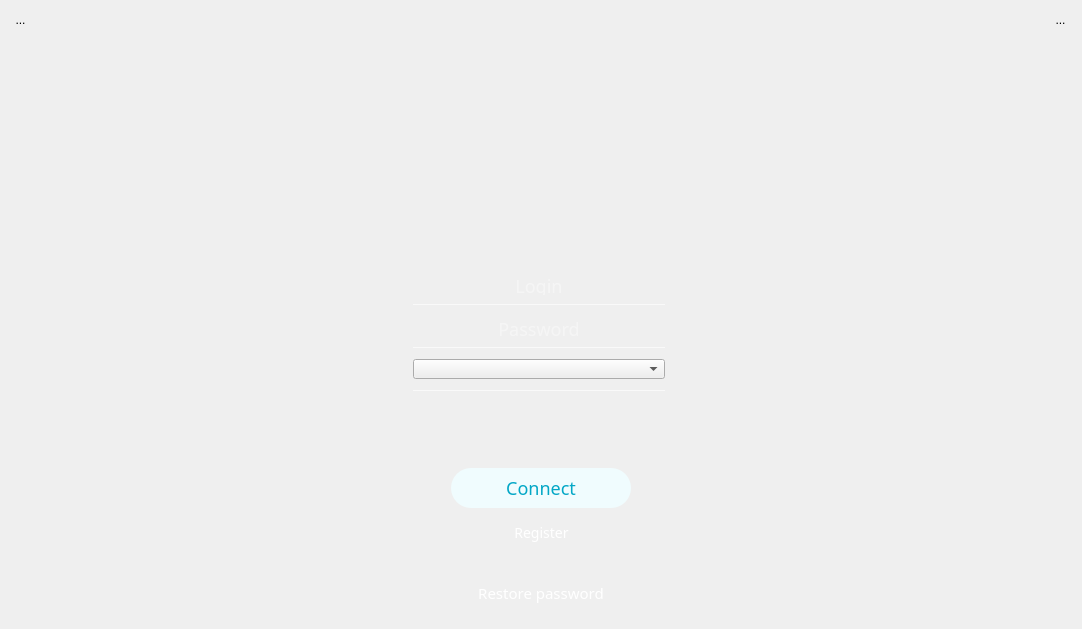
Qt form DapVpnGui/ui/login_mobile_hor.ui (bsn5/1) before a commit.
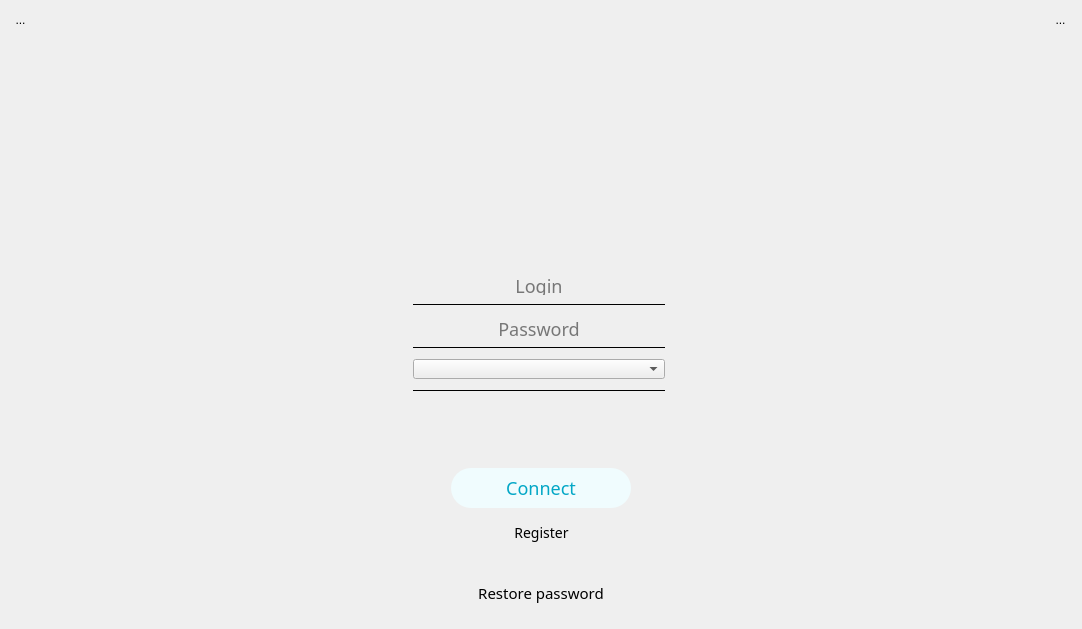
The same form after that commit. Icons and pictures are not drawn.

Commit message: Add Kelvin Brand design to mobile GUI and desktop GUI fixes

The edit to the form file:
```diff
--- a/DapVpnGui/ui/login_mobile_hor.ui
+++ b/DapVpnGui/ui/login_mobile_hor.ui
@@ -356,7 +356,7 @@
                 <string notr="true">background:	rgb(0,0,0,0);
 border: none;
 font: 18px Regular;
-color: rgba(255,255,255, 0.8);</string>
+</string>
                </property>
                <property name="text">
                 <string/>
@@ -393,7 +393,7 @@
                 </size>
                </property>
                <property name="styleSheet">
-                <string notr="true">color: rgba(255, 255, 255, 0.65);</string>
+                <string notr="true"/>
                </property>
                <property name="frameShadow">
                 <enum>QFrame::Plain</enum>
@@ -501,7 +501,7 @@
                 <string notr="true">background:	rgb(0,0,0,0);
 border: none;
 font: 18px Regular;
-color: rgba(255,255,255, 0.8);</string>
+</string>
                </property>
                <property name="text">
                 <string/>
@@ -535,7 +535,7 @@
                 </size>
                </property>
                <property name="styleSheet">
-                <string notr="true">color: rgba(255, 255, 255, 0.65);</string>
+                <string notr="true"/>
                </property>
                <property name="frameShadow">
                 <enum>QFrame::Plain</enum>
@@ -676,7 +676,7 @@
                 </size>
                </property>
                <property name="styleSheet">
-                <string notr="true">color: rgba(255, 255, 255, 0.65);</string>
+                <string notr="true"/>
                </property>
                <property name="frameShadow">
                 <enum>QFrame::Plain</enum>
@@ -875,7 +875,6 @@
              <property name="styleSheet">
               <string notr="true">QToolButton {
 	font: 14px Regular; 
-	color: #fff;
 }
 
 QToolButton:hover{
@@ -959,7 +958,6 @@
              <property name="styleSheet">
               <string notr="true">QToolButton {
 	font: 15px Regular; 
-	color: #fff;
 }
 
 QToolButton:hover{
```
Left out of the diff: 11 changed lines with no effect on the pictures. The commit also changes 33 other files.
